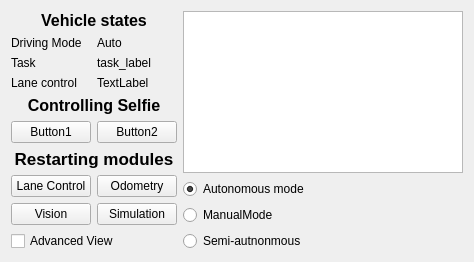
First picture: the form in src/Tools/rqt_plugins/resource/MyPlugin.ui, repository KNR-PW/selfie_carolocup, before the edit.
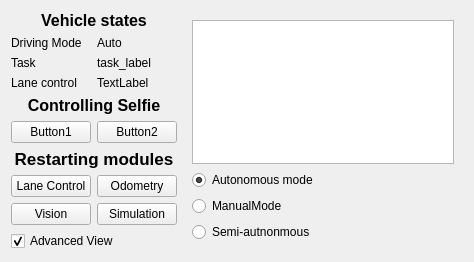
Second picture: the form after the edit.

Commit message: Add hiding advanced elements

Diff of the .ui file:
```diff
--- a/src/Tools/rqt_plugins/resource/MyPlugin.ui
+++ b/src/Tools/rqt_plugins/resource/MyPlugin.ui
@@ -278,11 +278,15 @@
          <property name="text">
           <string>Advanced View</string>
          </property>
+         <property name="checked">
+          <bool>true</bool>
+         </property>
         </widget>
        </item>
       </layout>
      </item>
      <item>
+      <widget class="QWidget" name="advanced_elements" native="true">
       <layout class="QVBoxLayout" name="layout_right">
        <item>
         <widget class="QGraphicsView" name="graphicsView"/>
@@ -337,6 +341,7 @@
         </layout>
        </item>
       </layout>
+      </widget>
      </item>
     </layout>
    </item>
```
Left out of the diff: 3 changed lines with no effect on the pictures. Lines whose indentation alone changed are shown as unchanged. The commit also changes 1 other file.
